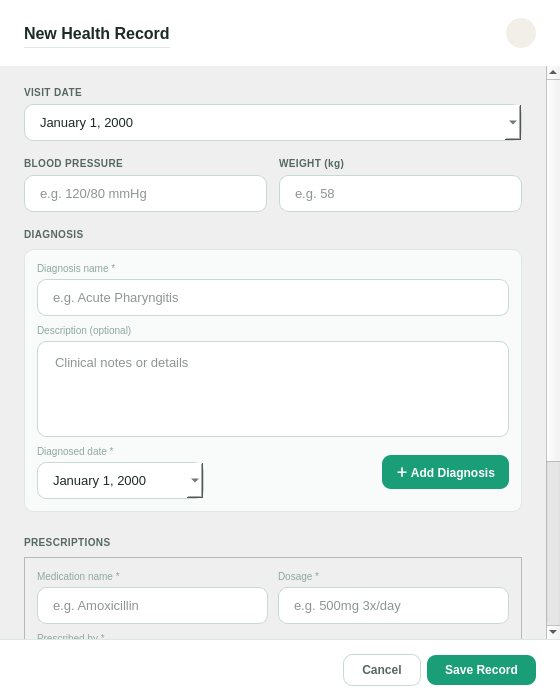
The window that src/ui/dialog_add_record.ui (shasheenahdeeneillelumasag/CCC151---Group-Project) describes before a commit, drawn with Qt 5.
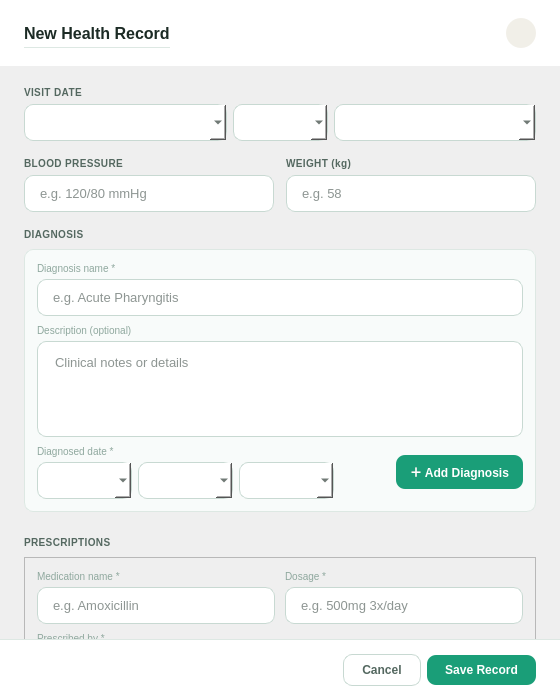
The same window after the commit. Icons and pictures are not drawn.

Commit message: refactor: replace QDateEdit/QTimeEdit with editable combo pickers, fix dialog sizing, add dropdown arrows, clean sample data

Patch:
```diff
--- a/src/ui/dialog_add_record.ui
+++ b/src/ui/dialog_add_record.ui
@@ -22,7 +22,6 @@
      padding: 9px 13px; font-size: 13px; color: #1C2B25; background: #FFFFFF;
     }
     QLineEdit:focus, QTextEdit:focus, QDateEdit:focus { border-color: #1A9E78; }
-    QComboBox::drop-down { border: none; width: 24px; }
     QFrame#uploadZone { border: 2px dashed #C8D9D2; border-radius: 9px; background: #F8FBFA; }
     QFrame#uploadZone:hover { border-color: #1A9E78; background: #E3F5EE; }
     QFrame#subFormBox { border: 1px solid #DDE8E3; border-radius: 9px; background: #F8FBFA; }
@@ -69,8 +68,10 @@
    </item>
    <item>
     <widget class="QScrollArea" name="bodyScroll">
-     <property name="frameShape"><enum>QFrame::Shape::NoFrame</enum></property>
-     <property name="widgetResizable"><bool>true</bool></property>
+      <property name="frameShape"><enum>QFrame::Shape::NoFrame</enum></property>
+      <property name="widgetResizable"><bool>true</bool></property>
+      <property name="horizontalScrollBarPolicy"><enum>Qt::ScrollBarAlwaysOff</enum></property>
+      <property name="verticalScrollBarPolicy"><enum>Qt::ScrollBarAlwaysOff</enum></property>
      <widget class="QWidget" name="bodyContent">
       <layout class="QVBoxLayout">
        <property name="spacing"><number>16</number></property>
@@ -88,11 +89,11 @@
           </widget>
          </item>
          <item>
-          <widget class="QDateEdit" name="inputVisitDate">
-           <property name="locale"><locale language="English" country="AmericanSamoa"/></property>
-           <property name="displayFormat"><string>MMMM d, yyyy</string></property>
-           <property name="calendarPopup"><bool>true</bool></property>
-          </widget>
+          <layout class="QHBoxLayout"><property name="spacing"><number>6</number></property>
+           <item><widget class="QComboBox" name="inputVisitDateMonth"><property name="editable"><bool>true</bool></property></widget></item>
+           <item><widget class="QComboBox" name="inputVisitDateDay"><property name="editable"><bool>true</bool></property><property name="sizePolicy"><sizepolicy hsizetype="Maximum" vsizetype="Preferred"><horstretch>0</horstretch><verstretch>0</verstretch></sizepolicy></property></widget></item>
+           <item><widget class="QComboBox" name="inputVisitDateYear"><property name="editable"><bool>true</bool></property></widget></item>
+          </layout>
          </item>
         </layout>
        </item>
@@ -201,11 +202,11 @@
                  </widget>
                 </item>
                 <item>
-                 <widget class="QDateEdit" name="inputDiagnosisDate">
-                  <property name="locale"><locale language="English" country="AmericanSamoa"/></property>
-                  <property name="displayFormat"><string>MMMM d, yyyy</string></property>
-                  <property name="calendarPopup"><bool>true</bool></property>
-                 </widget>
+                  <layout class="QHBoxLayout"><property name="spacing"><number>6</number></property>
+                   <item><widget class="QComboBox" name="inputDiagnosisDateMonth"><property name="editable"><bool>true</bool></property></widget></item>
+                   <item><widget class="QComboBox" name="inputDiagnosisDateDay"><property name="editable"><bool>true</bool></property><property name="sizePolicy"><sizepolicy hsizetype="Maximum" vsizetype="Preferred"><horstretch>0</horstretch><verstretch>0</verstretch></sizepolicy></property></widget></item>
+                   <item><widget class="QComboBox" name="inputDiagnosisDateYear"><property name="editable"><bool>true</bool></property></widget></item>
+                  </layout>
                 </item>
                </layout>
               </item>
@@ -331,11 +332,11 @@
                  </widget>
                 </item>
                 <item>
-                 <widget class="QDateEdit" name="inputRxDate">
-                  <property name="locale"><locale language="English" country="AmericanSamoa"/></property>
-                  <property name="displayFormat"><string>MMMM d, yyyy</string></property>
-                  <property name="calendarPopup"><bool>true</bool></property>
-                 </widget>
+                  <layout class="QHBoxLayout"><property name="spacing"><number>6</number></property>
+                   <item><widget class="QComboBox" name="inputRxDateMonth"><property name="editable"><bool>true</bool></property></widget></item>
+                   <item><widget class="QComboBox" name="inputRxDateDay"><property name="editable"><bool>true</bool></property><property name="sizePolicy"><sizepolicy hsizetype="Maximum" vsizetype="Preferred"><horstretch>0</horstretch><verstretch>0</verstretch></sizepolicy></property></widget></item>
+                   <item><widget class="QComboBox" name="inputRxDateYear"><property name="editable"><bool>true</bool></property></widget></item>
+                  </layout>
                 </item>
                </layout>
               </item>
```
The commit also changes 15 other files.
